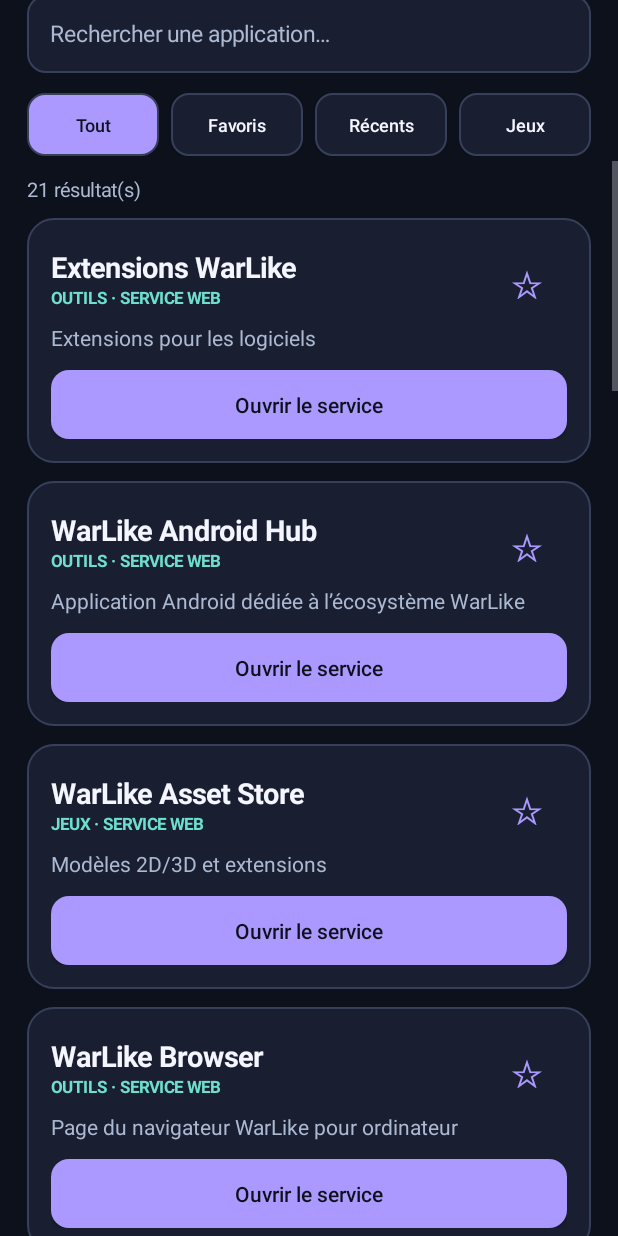
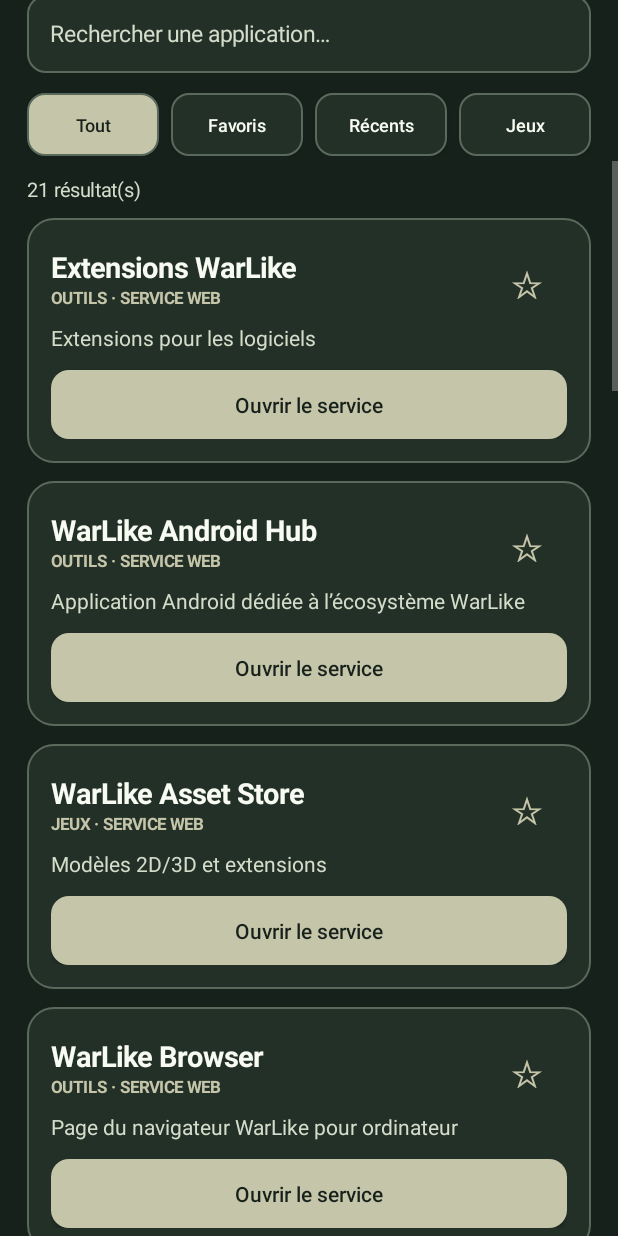
Before and after one commit to Motherlode94/WarLike-OSA, an Android app: the screen it shows after launch (MainActivity), scrolled down 576 dp, on a phone screen of 412 x 824 dp. Run offline under Robolectric (Android 15) with nearby library versions, the phone set to English and light mode, and no system bars.

Commit message:
Unify WarLike theme with the canonical forest, sage and ivory palette

```diff
--- a/app/src/main/java/com/warlike/osa/MainActivity.kt
+++ b/app/src/main/java/com/warlike/osa/MainActivity.kt
@@ -36,13 +36,13 @@ class MainActivity : Activity() {
         val url: String,
         val delivery: String,
     )
-    private val backdrop = Color.rgb(13, 17, 28)
-    private val panel = Color.rgb(25, 31, 48)
-    private val border = Color.rgb(55, 64, 91)
-    private val violet = Color.rgb(171, 153, 255)
-    private val muted = Color.rgb(172, 185, 210)
-    private val white = Color.rgb(244, 245, 255)
-    private val teal = Color.rgb(110, 223, 206)
+    private val backdrop = Color.rgb(23, 33, 27)
+    private val panel = Color.rgb(35, 48, 39)
+    private val border = Color.rgb(89, 106, 92)
+    private val violet = Color.rgb(197, 197, 169)
+    private val muted = Color.rgb(212, 220, 202)
+    private val white = Color.rgb(248, 251, 241)
+    private val teal = Color.rgb(197, 197, 169)
     private val prefs by lazy { getSharedPreferences("warlike.androidhub.v1", MODE_PRIVATE) }
     private var apps = listOf<HubApp>()
     private var nativePackages = listOf<WarLikePackage>()
```
